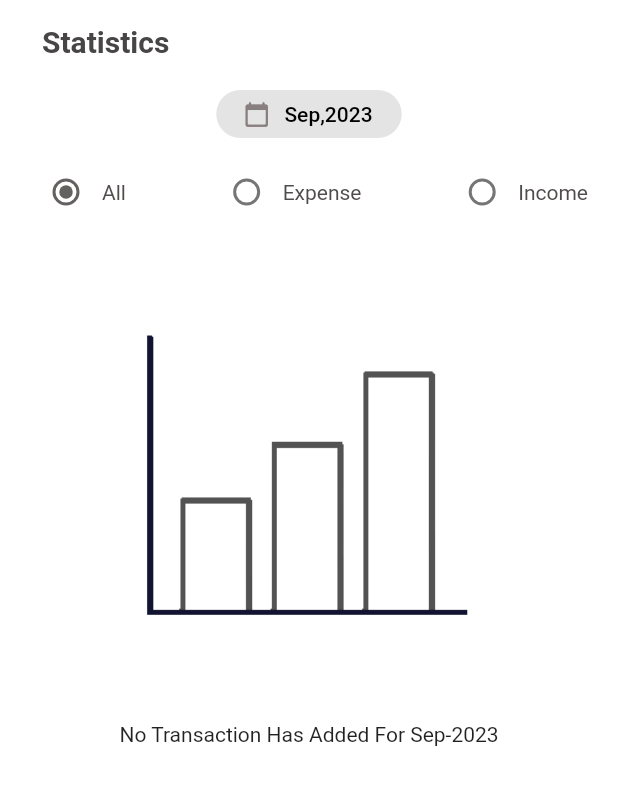
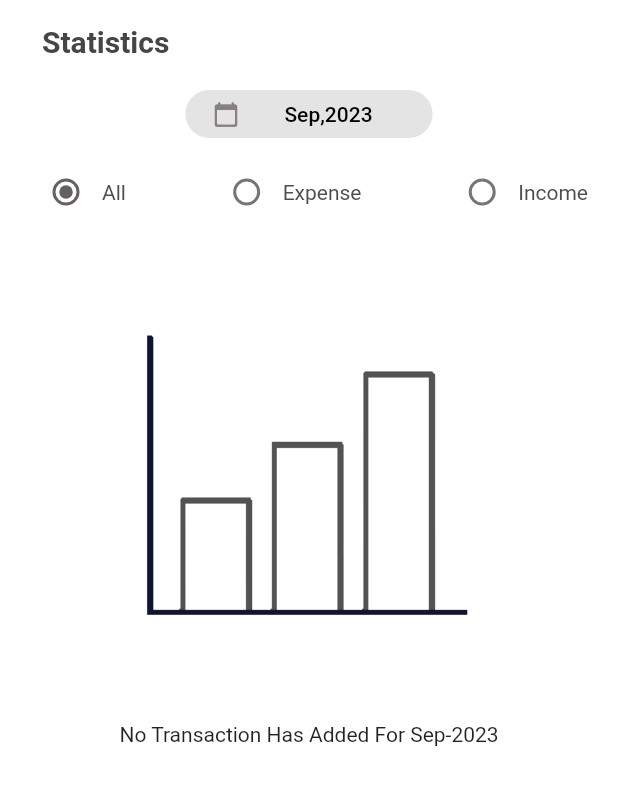
Before and after one commit to ArshadhAbbas/HOLDiT, a Flutter app: the ReportScreen screen opened directly, on a phone screen of 412 x 824 dp. Shown: the top 785 px of the screen. Run offline on Flutter 3.47's test engine with Material 2 defaults, Android fonts, the phone set to English and light mode, and no system bars; our stand-ins replace flutter_colorpicker, flutter_slidable, hive_flutter, loading_animation_widget, shared_preferences, syncfusion_flutter_charts; missing offline and left inert: custom_date_range_picker, flutter_month_picker, flutter_share, timer_button_fork; accounts and stored records are empty; statements that could not run were skipped.

Commit message:
solved overflow on transaction card and month picker

```diff
--- a/lib/common_widgets/month_picker.dart
+++ b/lib/common_widgets/month_picker.dart
@@ -21,11 +21,9 @@ class _MonthPickerState extends State<MonthPicker> {
   @override
   Widget build(BuildContext context) {
     return Consumer<MonthPickerProvider>(
-      builder: (context, monthPickerProvider, child) => Container(
-        color: const Color.fromARGB(255, 255, 255, 255),
+      builder: (context, monthPickerProvider, child) => SizedBox(
         height: 40,
-        child: SizedBox(
-          width: MediaQuery.of(context).size.width * 0.3,
+        width: MediaQuery.of(context).size.width * 0.4,
         child: Padding(
           padding: const EdgeInsets.symmetric(vertical: 4),
           child: OutlinedButton.icon(
@@ -58,7 +56,6 @@ class _MonthPickerState extends State<MonthPicker> {
           ),
         ),
       ),
-      ),
     );
   }
 }
--- a/lib/home/total_income_balance_card.dart
+++ b/lib/home/total_income_balance_card.dart
@@ -46,7 +46,6 @@ class IncomeExpenseCard extends StatelessWidget {
                         color: Color.fromARGB(255, 134, 127, 127),
                       ),
                       SizedBox(
-                        width: 100,
                         child: Text(
                           "- ₹ $expenses",
                           style: const TextStyle(
@@ -73,7 +72,6 @@ class IncomeExpenseCard extends StatelessWidget {
                         color: Color.fromARGB(255, 134, 127, 127),
                       ),
                       SizedBox(
-                        width: 100,
                         child: Text(
                           "₹ $balance",
                           style: const TextStyle(
@@ -100,7 +98,6 @@ class IncomeExpenseCard extends StatelessWidget {
                         color: Color.fromARGB(255, 134, 127, 127),
                       ),
                       SizedBox(
-                        width: 100,
                         child: Text(
                           " + ₹ $income",
                           style: const TextStyle(
```
Lines whose indentation alone changed are shown as unchanged.
